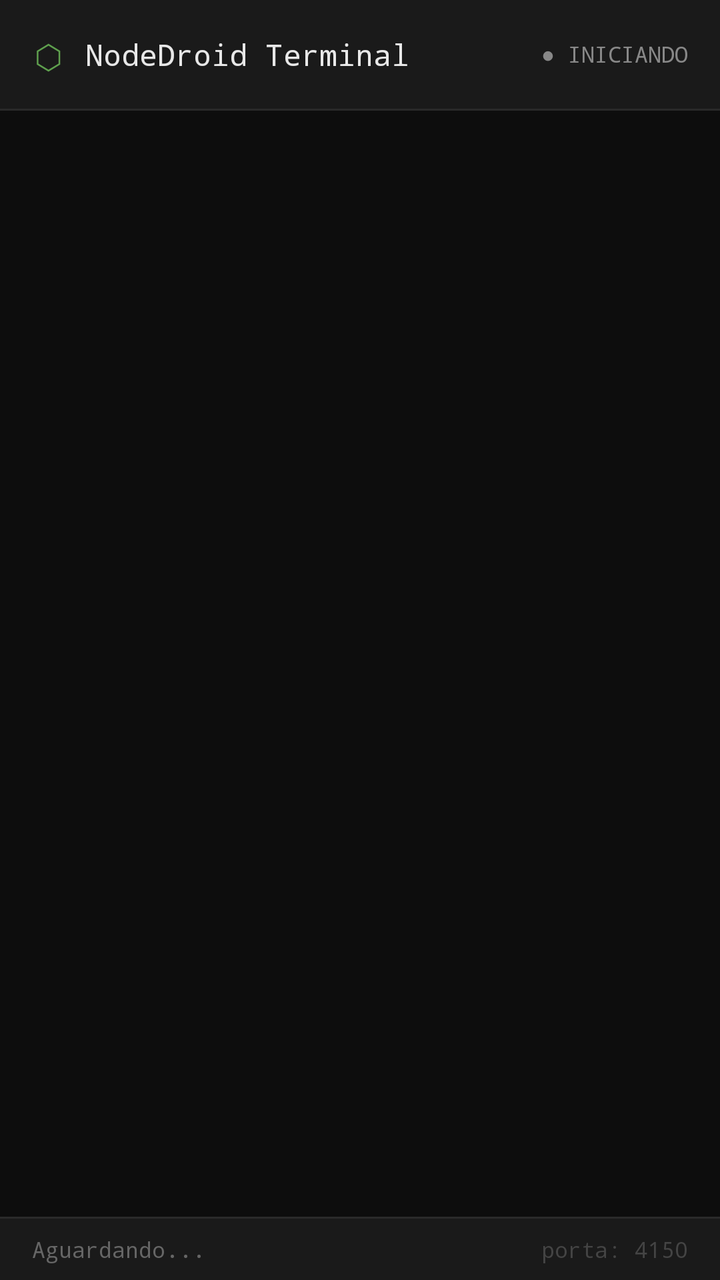
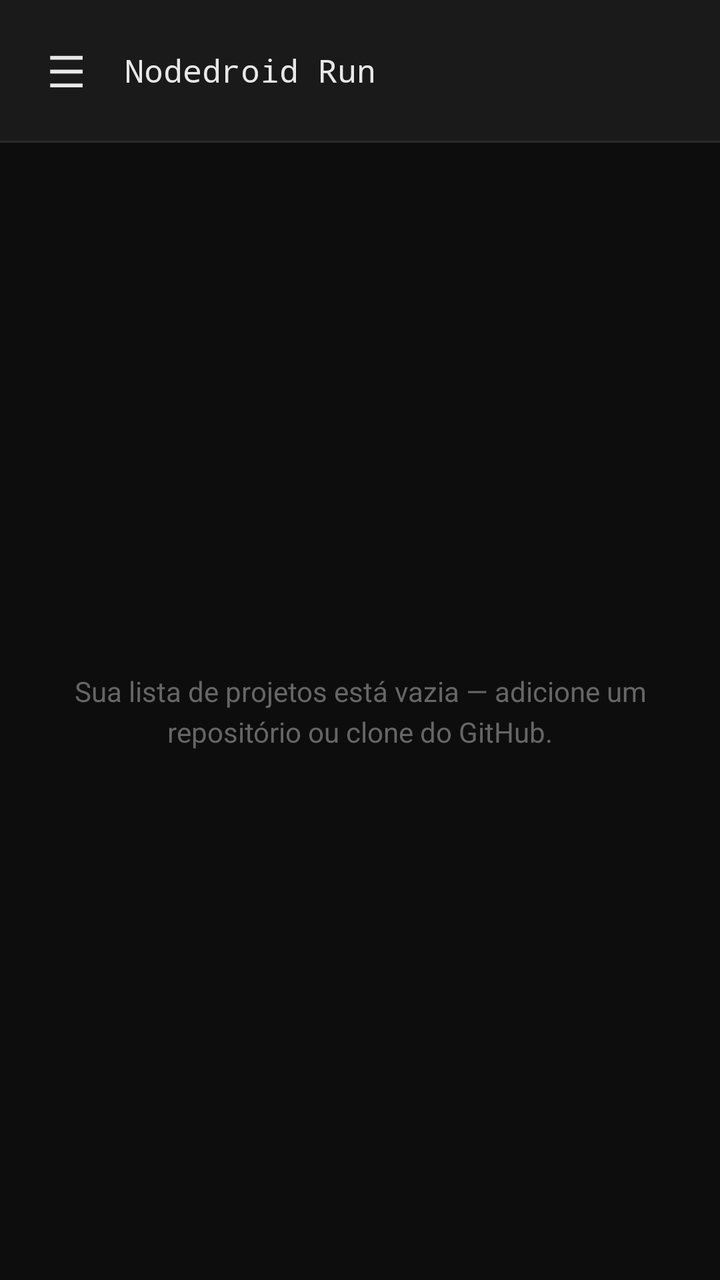

The first picture is an Android layout as it rendered before a commit; the second is the same layout after the commit. The layout source and the unified diff follow.
<!-- AndroidManifest.xml: application theme Theme.NodedroidRun -->
<!-- res/layout/activity_main.xml -->
<?xml version="1.0" encoding="utf-8"?>
<LinearLayout
    xmlns:android="http://schemas.android.com/apk/res/android"
    android:id="@+id/main_root"
    android:layout_width="match_parent"
    android:layout_height="match_parent"
    android:orientation="vertical"
    android:background="#0D0D0D">

    
    <LinearLayout
        android:layout_width="match_parent"
        android:layout_height="wrap_content"
        android:orientation="horizontal"
        android:background="#1A1A1A"
        android:paddingHorizontal="16dp"
        android:paddingVertical="12dp"
        android:gravity="center_vertical">

        <TextView
            android:id="@+id/txt_header_icon"
            android:layout_width="wrap_content"
            android:layout_height="wrap_content"
            android:text="⬡"
            android:textColor="#5FA04E"
            android:textSize="22sp"
            android:layout_marginEnd="10dp"/>

        <TextView
            android:layout_width="0dp"
            android:layout_height="wrap_content"
            android:layout_weight="1"
            android:text="NodeDroid Terminal"
            android:textColor="#E8E8E8"
            android:textSize="15sp"
            android:fontFamily="monospace"/>

        <TextView
            android:id="@+id/txt_server_badge"
            android:layout_width="wrap_content"
            android:layout_height="wrap_content"
            android:text="● INICIANDO"
            android:textColor="#888888"
            android:textSize="11sp"
            android:fontFamily="monospace"/>
    </LinearLayout>

    
    <View
        android:layout_width="match_parent"
        android:layout_height="1dp"
        android:background="#2A2A2A"/>

    
    <ScrollView
        android:id="@+id/scroll_terminal"
        android:layout_width="match_parent"
        android:layout_height="0dp"
        android:layout_weight="1"
        android:padding="12dp"
        android:fillViewport="true">

        <TextView
            android:id="@+id/txt_terminal"
            android:layout_width="match_parent"
            android:layout_height="wrap_content"
            android:textColor="#C8C8C8"
            android:textSize="12sp"
            android:fontFamily="monospace"
            android:lineSpacingMultiplier="1.4"
            android:text=""/>
    </ScrollView>

    
    <View
        android:layout_width="match_parent"
        android:layout_height="1dp"
        android:background="#2A2A2A"/>

    
    <LinearLayout
        android:layout_width="match_parent"
        android:layout_height="wrap_content"
        android:background="#1A1A1A"
        android:paddingHorizontal="16dp"
        android:paddingVertical="8dp"
        android:gravity="center_vertical">

        <TextView
            android:id="@+id/txt_status_bar"
            android:layout_width="0dp"
            android:layout_height="wrap_content"
            android:layout_weight="1"
            android:text="Aguardando..."
            android:textColor="#666666"
            android:textSize="11sp"
            android:fontFamily="monospace"/>

        <TextView
            android:id="@+id/txt_port_badge"
            android:layout_width="wrap_content"
            android:layout_height="wrap_content"
            android:text="porta: 4150"
            android:textColor="#444444"
            android:textSize="11sp"
            android:fontFamily="monospace"/>
    </LinearLayout>

</LinearLayout>
<!-- resources referenced by this layout -->
<resources>
  <style name="Theme.NodedroidRun" parent="Base.Theme.NodedroidRun" />
  <style name="Base.Theme.NodedroidRun" parent="Theme.Material3.DayNight.NoActionBar">
          
          
      </style>
</resources>

<!-- the commit's change to res/layout/activity_main.xml (unified diff, before → after) -->
@@ -1,109 +1,104 @@
 <?xml version="1.0" encoding="utf-8"?>
-<LinearLayout
-    xmlns:android="http://schemas.android.com/apk/res/android"
-    android:id="@+id/main_root"
+<androidx.drawerlayout.widget.DrawerLayout xmlns:android="http://schemas.android.com/apk/res/android"
+    xmlns:app="http://schemas.android.com/apk/res-auto"
+    android:id="@+id/drawer_layout"
     android:layout_width="match_parent"
     android:layout_height="match_parent"
-    android:orientation="vertical"
     android:background="#0D0D0D">
 
     
     <LinearLayout
         android:layout_width="match_parent"
-        android:layout_height="wrap_content"
-        android:orientation="horizontal"
-        android:background="#1A1A1A"
-        android:paddingHorizontal="16dp"
-        android:paddingVertical="12dp"
-        android:gravity="center_vertical">
+        android:layout_height="match_parent"
+        android:orientation="vertical">
 
-        <TextView
-            android:id="@+id/txt_header_icon"
-            android:layout_width="wrap_content"
+        
+        <LinearLayout
+            android:layout_width="match_parent"
             android:layout_height="wrap_content"
-            android:text="⬡"
-            android:textColor="#5FA04E"
-            android:textSize="22sp"
-            android:layout_marginEnd="10dp"/>
+            android:orientation="horizontal"
+            android:background="#1A1A1A"
+            android:gravity="center_vertical"
+            android:paddingHorizontal="16dp"
+            android:paddingVertical="12dp">
 
-        <TextView
-            android:layout_width="0dp"
-            android:layout_height="wrap_content"
-            android:layout_weight="1"
-            android:text="NodeDroid Terminal"
-            android:textColor="#E8E8E8"
-            android:textSize="15sp"
-            android:fontFamily="monospace"/>
+            <TextView
+                android:id="@+id/btn_menu"
+                android:layout_width="wrap_content"
+                android:layout_height="wrap_content"
+                android:text="☰"
+                android:textColor="#E8E8E8"
+                android:textSize="22sp"
+                android:background="?attr/selectableItemBackgroundBorderless"
+                android:padding="8dp" />
 
-        <TextView
-            android:id="@+id/txt_server_badge"
-            android:layout_width="wrap_content"
-            android:layout_height="wrap_content"
-            android:text="● INICIANDO"
-            android:textColor="#888888"
-            android:textSize="11sp"
-            android:fontFamily="monospace"/>
+            <TextView
+                android:layout_width="0dp"
+                android:layout_height="wrap_content"
+                android:layout_weight="1"
+                android:layout_marginStart="12dp"
+                android:text="Nodedroid Run"
+                android:textColor="#E8E8E8"
+                android:textSize="16sp"
+                android:fontFamily="monospace" />
+        </LinearLayout>
+
+        <View
+            android:layout_width="match_parent"
+            android:layout_height="1dp"
+            android:background="#2A2A2A" />
+
+        
+        <FrameLayout
+            android:layout_width="match_parent"
+            android:layout_height="match_parent">
+
+            <TextView
+                android:layout_width="wrap_content"
+                android:layout_height="wrap_content"
+                android:layout_gravity="center"
+                android:gravity="center"
+                android:text="Sua lista de projetos está vazia — adicione um repositório ou clone do GitHub."
+                android:textColor="#666666"
+                android:textSize="14sp"
+                android:lineSpacingExtra="4dp"
+                android:padding="32dp" />
+        </FrameLayout>
+
     </LinearLayout>
 
     
-    <View
-        android:layout_width="match_parent"
-        android:layout_height="1dp"
-        android:background="#2A2A2A"/>
+    <com.google.android.material.navigation.NavigationView
+        android:id="@+id/nav_view"
+        android:layout_width="wrap_content"
+        android:layout_height="match_parent"
+        android:layout_gravity="start"
+        app:menu="@menu/drawer_menu"
+        app:headerLayout="@layout/nav_header" />
 
-    
-    <ScrollView
-        android:id="@+id/scroll_terminal"
-        android:layout_width="match_parent"
-        android:layout_height="0dp"
-        android:layout_weight="1"
-        android:padding="12dp"
-        android:fillViewport="true">
+</androidx.drawerlayout.widget.DrawerLayout>
+<!-- res/layout/nav_header.xml (included above) -->
+<?xml version="1.0" encoding="utf-8"?>
+<LinearLayout xmlns:android="http://schemas.android.com/apk/res/android"
+    android:layout_width="match_parent"
+    android:layout_height="wrap_content"
+    android:orientation="vertical"
+    android:padding="20dp"
+    android:background="#1A1A1A">
 
-        <TextView
-            android:id="@+id/txt_terminal"
-            android:layout_width="match_parent"
-            android:layout_height="wrap_content"
-            android:textColor="#C8C8C8"
-            android:textSize="12sp"
-            android:fontFamily="monospace"
-            android:lineSpacingMultiplier="1.4"
-            android:text=""/>
-    </ScrollView>
+    <TextView
+        android:layout_width="wrap_content"
+        android:layout_height="wrap_content"
+        android:text="Nodedroid Run"
+        android:textColor="#4CAF50"
+        android:textSize="20sp"
+        android:textStyle="bold" />
 
-    
-    <View
-        android:layout_width="match_parent"
-        android:layout_height="1dp"
-        android:background="#2A2A2A"/>
-
-    
-    <LinearLayout
-        android:layout_width="match_parent"
+    <TextView
+        android:layout_width="wrap_content"
         android:layout_height="wrap_content"
-        android:background="#1A1A1A"
-        android:paddingHorizontal="16dp"
-        android:paddingVertical="8dp"
-        android:gravity="center_vertical">
-
-        <TextView
-            android:id="@+id/txt_status_bar"
-            android:layout_width="0dp"
-            android:layout_height="wrap_content"
-            android:layout_weight="1"
-            android:text="Aguardando..."
-            android:textColor="#666666"
-            android:textSize="11sp"
-            android:fontFamily="monospace"/>
-
-        <TextView
-            android:id="@+id/txt_port_badge"
-            android:layout_width="wrap_content"
-            android:layout_height="wrap_content"
-            android:text="porta: 4150"
-            android:textColor="#444444"
-            android:textSize="11sp"
-            android:fontFamily="monospace"/>
-    </LinearLayout>
-
+        android:text="Node.js Nativo para Android"
+        android:textColor="#888888"
+        android:textSize="12sp"
+        android:layout_marginTop="4dp" />
 </LinearLayout>
